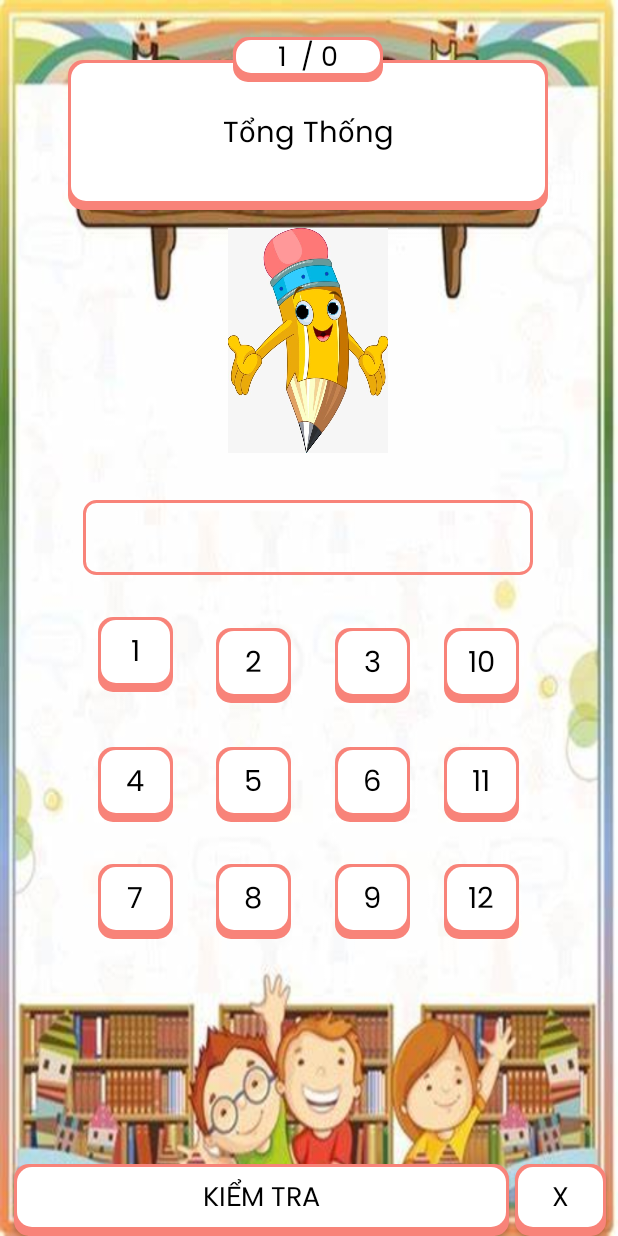
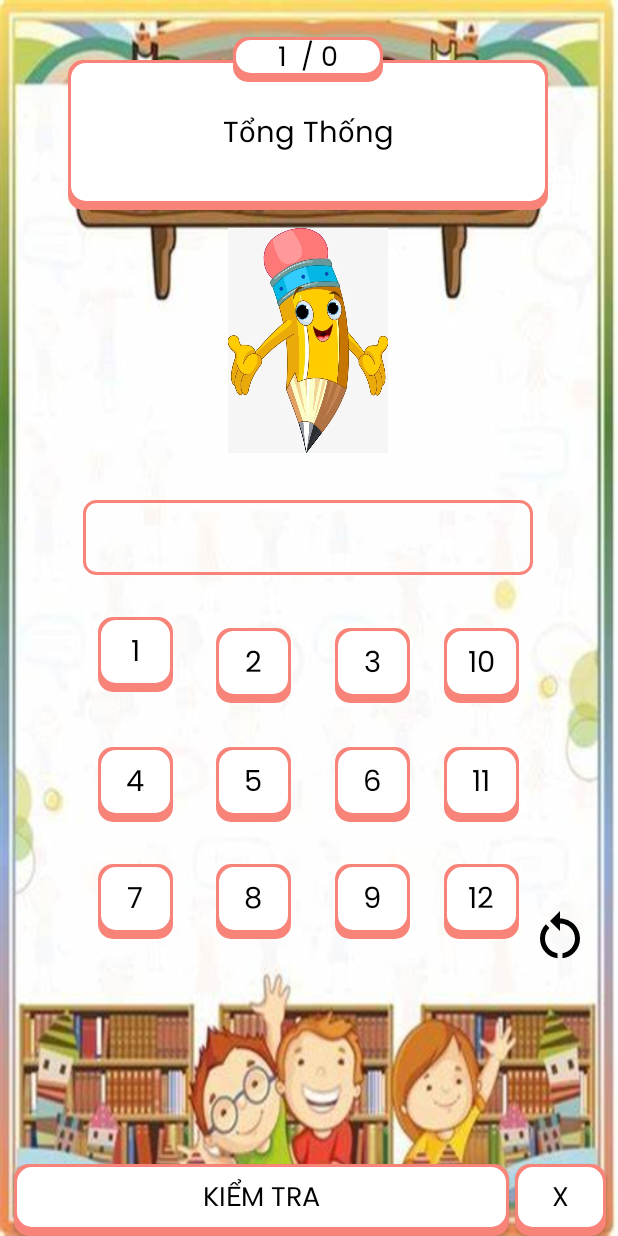
Before and after one commit to NguyenHuuPhuoc2002/EnglishForKids_MVP, an Android app: the VocabularyActivity screen opened directly, with no data from a screen before it, on a phone screen of 412 x 824 dp. Run offline under Robolectric (Android 15) with nearby library versions, the phone set to English and light mode, and no system bars; 5 statements that could not run were skipped.

Commit message:
updated 4/19_

```diff
--- a/app/src/main/java/com/example/learnenglish/activity/SkillActivity.kt
+++ b/app/src/main/java/com/example/learnenglish/activity/SkillActivity.kt
@@ -31,7 +31,7 @@ class SkillActivity : AppCompatActivity(){
                     val intent = Intent(this@SkillActivity, TopicActivity::class.java)
                     intent.putExtra("title", mListHome[pos].title)
                     startActivity(intent)
-                }else if(mListHome[pos].title == "Nghe"){
+                }else if(mListHome[pos].title == "Từ Vựng"){
                     val intent = Intent(this@SkillActivity, TopicActivity::class.java)
                     intent.putExtra("title", mListHome[pos].title)
                     startActivity(intent)
@@ -47,7 +47,7 @@ class SkillActivity : AppCompatActivity(){
     private fun addDataHome(){
         mListHome = arrayListOf()
         mListHome.add(SkillModel(R.drawable.img_tracnghiem, "Trắc Nghiệm"))
-        mListHome.add(SkillModel(R.drawable.img_tracnghiem, "Nghe"))
+        mListHome.add(SkillModel(R.drawable.img_tracnghiem, "Từ Vựng"))
         mListHome.add(SkillModel(R.drawable.img_tracnghiem, "Điền Khuyết"))
         mListHome.add(SkillModel(R.drawable.img_tracnghiem, "Sắp Xếp Câu"))
     }
--- a/app/src/main/java/com/example/learnenglish/activity/VocabularyActivity.kt
+++ b/app/src/main/java/com/example/learnenglish/activity/VocabularyActivity.kt
@@ -1,7 +1,6 @@
 package com.example.learnenglish.activity
 
 import android.annotation.SuppressLint
-import android.content.DialogInterface
 import android.content.Intent
 import androidx.appcompat.app.AppCompatActivity
 import android.os.Bundle
@@ -16,6 +15,7 @@ import android.widget.TextView
 import android.widget.Toast
 import androidx.appcompat.app.AlertDialog
 import com.bumptech.glide.Glide
+import com.bumptech.glide.request.RequestOptions
 import com.example.learnenglish.R
 import com.example.learnenglish.contract.VocabularyContract
 import com.example.learnenglish.model.VocabularyAnsModel
@@ -41,6 +41,7 @@ class VocabularyActivity : AppCompatActivity(), View.OnClickListener, Vocabulary
     private lateinit var tvCharacter12: TextView
     private lateinit var tvNumQuestion: TextView
     private lateinit var btnQuit: Button
+    private lateinit var btnRestart: ImageView
     lateinit var tvNumQuesCurent: TextView
     private lateinit var imgOb: ImageView
     private lateinit var tvQuestion: TextView
@@ -49,10 +50,13 @@ class VocabularyActivity : AppCompatActivity(), View.OnClickListener, Vocabulary
     private lateinit var mListQues: ArrayList<VocabularyQuesModel>
     private lateinit var mListAns: ArrayList<VocabularyAnsModel>
     var id: String? = null
+    private var createPos: Int = 0
     private var currentPos: Int = 0
     private lateinit var presenter: VocabularyContract.Presenter
     private lateinit var shakeAnimation: Animation
-
+    private lateinit var zoomAnimation: Animation
+    private lateinit var zoomImgAnimation: Animation
+    private lateinit var dialog:AlertDialog
     private var str: String = ""
     @SuppressLint("MissingInflatedId", "SetTextI18n")
     override fun onCreate(savedInstanceState: Bundle?) {
@@ -64,24 +68,27 @@ class VocabularyActivity : AppCompatActivity(), View.OnClickListener, Vocabulary
         setOnClickListener()
         getData()
         btnCheck()
-        setData(currentPos)
+        setData(createPos)
         btnQuit()
+        btnRestart()
         tvNumQuestion.text = " / " + mListQues.size.toString() + " "
     }
+    @SuppressLint("MissingInflatedId")
     private fun btnQuit() {
         btnQuit.setOnClickListener {
-            val alertDialogBuider = AlertDialog.Builder(this)
-            alertDialogBuider.setMessage("Bạn có chắc chắn muốn dừng bài học không?")
-
-            alertDialogBuider.setPositiveButton("Có"){ dialog: DialogInterface, _: Int ->
-                startActivity(Intent(this@VocabularyActivity, SkillActivity::class.java))
-            }
-            alertDialogBuider.setNegativeButton("Không") { dialog: DialogInterface, _: Int ->
+            val buid = AlertDialog.Builder(this,R.style.Themecustom)
+            val view = layoutInflater.inflate(R.layout.customdialog_layout, null)
+            buid.setView(view)
+            buid.setCancelable(false)
+            dialog = buid.create()
+            dialog.setCancelable(false)
+            dialog.show()
+            view.findViewById<Button>(R.id.btn_no).setOnClickListener {
                 dialog.dismiss()
             }
-            alertDialogBuider.setCancelable(false)
-            val alertDialog = alertDialogBuider.create()
-            alertDialog.show()
+            view.findViewById<Button>(R.id.btn_yes).setOnClickListener {
+                finish()
+            }
         }
     }
     private fun btnCheck() {
@@ -89,8 +96,13 @@ class VocabularyActivity : AppCompatActivity(), View.OnClickListener, Vocabulary
             if (tvShow.text.isEmpty()) {
                 tvShow.startAnimation(shakeAnimation)
             } else {
-                presenter.checkAnswer(tvShow, mListQues, mListAns, currentPos++)
+                presenter.checkAnswer(tvShow, mListQues, mListAns, createPos++)
             }
+        }
+    }
+    private fun btnRestart() {
+        btnRestart.setOnClickListener {
+            setData(currentPos)
         }
     }
     private fun setData(pos: Int){
@@ -98,7 +110,9 @@ class VocabularyActivity : AppCompatActivity(), View.OnClickListener, Vocabulary
         tvQuestion.text = mListQues[pos].mean
         Glide.with(this)
             .load(mListQues[pos].img)
+            .apply(RequestOptions().placeholder(android.R.drawable.ic_menu_gallery))
             .into(imgOb)
+        imgOb.startAnimation(zoomImgAnimation)
         for (i in charArray.indices) {
             when (i) {
                 0 -> tvCharacter1.text = charArray[i].toString()
@@ -133,6 +147,8 @@ class VocabularyActivity : AppCompatActivity(), View.OnClickListener, Vocabulary
     }
     private fun init(){
         shakeAnimation = AnimationUtils.loadAnimation(this, R.anim.shake)
+        zoomAnimation = AnimationUtils.loadAnimation(this, R.anim.zoom)
+        zoomImgAnimation = AnimationUtils.loadAnimation(this, R.anim.zoom_img)
         mListQues = arrayListOf()
         mListAns = arrayListOf()
 
@@ -155,6 +171,7 @@ class VocabularyActivity : AppCompatActivity(), View.OnClickListener, Vocabulary
         tvNumQuestion = findViewById(R.id.tv_numQuestion)
         tvNumQuesCurent = findViewById(R.id.tv_numQuestionCurrent)
         btnQuit = findViewById(R.id.btn_quit)
+        btnRestart = findViewById(R.id.img_restart)
     }
     private fun getData(){
         val vocaRepository = DBHelperRepository(this)
@@ -178,12 +195,8 @@ class VocabularyActivity : AppCompatActivity(), View.OnClickListener, Vocabulary
         tvCharacter12.setOnClickListener(this)
     }
 
-    override fun showNextQuestion(
-        listQuestion: ArrayList<VocabularyQuesModel>,
-        listAnswer: ArrayList<VocabularyAnsModel>,
-        newCurrentPos: Int
-    ) {
-
+    override fun showNextQuestion(listQuestion: ArrayList<VocabularyQuesModel>, listAnswer: ArrayList<VocabularyAnsModel>, newCurrentPos: Int) {
+        currentPos = newCurrentPos
         val charArray = listQuestion[newCurrentPos].vocaChar.toCharArray()
         tvQuestion.text = listQuestion[newCurrentPos].mean
         Glide.with(this)
@@ -210,10 +223,10 @@ class VocabularyActivity : AppCompatActivity(), View.OnClickListener, Vocabulary
     }
     override fun showVocabularyQuestion(mListQuestion: ArrayList<VocabularyQuesModel>) {
         mListQues = mListQuestion
-        val charArray = mListQuestion[currentPos].vocaChar.toCharArray()
-        tvQuestion.text = mListQuestion[currentPos].mean
+        val charArray = mListQuestion[createPos].vocaChar.toCharArray()
+        tvQuestion.text = mListQuestion[createPos].mean
         Glide.with(this)
-            .load(mListQuestion[currentPos].img)
+            .load(mListQuestion[createPos].img)
             .into(imgOb)
         for (i in charArray.indices) {
             when (i) {
@@ -253,6 +266,7 @@ class VocabularyActivity : AppCompatActivity(), View.OnClickListener, Vocabulary
         if(isCorrect){
             handler.postDelayed({
                 textview.setBackgroundResource(R.drawable.bg_green_corner_30)
+                textview.startAnimation(zoomAnimation)
             }, 200)
         }else {
             handler.postDelayed({
--- /dev/null
+++ b/app/src/main/res/anim/zoom.xml
@@ -0,0 +1,15 @@
+<?xml version="1.0" encoding="utf-8"?>
+<set xmlns:android="http://schemas.android.com/apk/res/android"
+    android:interpolator="@android:interpolator/accelerate_decelerate">
+
+    <!-- Animation zoom to ra -->
+    <scale
+        android:fromXScale="1.0"
+        android:fromYScale="1.0"
+        android:toXScale="0.8"
+        android:toYScale="0.8"
+        android:pivotX="50%"
+        android:pivotY="50%"
+        android:duration="500" />
+
+</set>
--- /dev/null
+++ b/app/src/main/res/anim/zoom_img.xml
@@ -0,0 +1,15 @@
+<?xml version="1.0" encoding="utf-8"?>
+<set xmlns:android="http://schemas.android.com/apk/res/android"
+    android:interpolator="@android:interpolator/accelerate_decelerate">
+
+
+    <scale
+        android:fromXScale="0.0"
+        android:fromYScale="0.0"
+        android:toXScale="1.0"
+        android:toYScale="1.0"
+        android:pivotX="50%"
+        android:pivotY="50%"
+        android:duration="500" />
+
+</set>
--- /dev/null
+++ b/app/src/main/res/drawable/ic_restart.xml
@@ -0,0 +1,6 @@
+<vector android:height="24dp" android:tint="#000000"
+    android:viewportHeight="24" android:viewportWidth="24"
+    android:width="24dp" xmlns:android="http://schemas.android.com/apk/res/android">
+    <path android:fillColor="@android:color/white" android:pathData="M12,5V2L8,6l4,4V7c3.31,0 6,2.69 6,6c0,2.97 -2.17,5.43 -5,5.91v2.02c3.95,-0.49 7,-3.85 7,-7.93C20,8.58 16.42,5 12,5z"/>
+    <path android:fillColor="@android:color/white" android:pathData="M6,13c0,-1.65 0.67,-3.15 1.76,-4.24L6.34,7.34C4.9,8.79 4,10.79 4,13c0,4.08 3.05,7.44 7,7.93v-2.02C8.17,18.43 6,15.97 6,13z"/>
+</vector>
--- a/app/src/main/res/layout/activity_vocabulary.xml
+++ b/app/src/main/res/layout/activity_vocabulary.xml
@@ -8,6 +8,19 @@
     android:background="@drawable/img"
     tools:context=".activity.VocabularyActivity">
 
+    <ImageView
+        android:id="@+id/img_restart"
+        android:layout_width="40dp"
+        android:layout_height="40dp"
+        android:src="@drawable/ic_restart"
+        app:layout_constraintBottom_toBottomOf="parent"
+        app:layout_constraintEnd_toEndOf="parent"
+        app:layout_constraintStart_toEndOf="parent"
+        app:layout_constraintStart_toStartOf="parent"
+        app:layout_constraintTop_toTopOf="parent"
+        app:layout_constraintVertical_bias="0.77"
+        app:layout_constraintHorizontal_bias="0.95"
+        tools:ignore="MissingConstraints" />
     <TextView
         android:id="@+id/tv_Question"
         android:layout_width="320dp"
@@ -302,12 +315,15 @@
         tools:ignore="MissingConstraints" />
 
     <RelativeLayout
+        android:id="@+id/relativeLayout2"
         android:layout_width="match_parent"
         android:layout_height="wrap_content"
         app:layout_constraintBottom_toBottomOf="parent"
         app:layout_constraintEnd_toEndOf="parent"
+        app:layout_constraintHorizontal_bias="0.0"
         app:layout_constraintStart_toStartOf="parent"
         app:layout_constraintTop_toTopOf="parent"
+        app:layout_constraintVertical_bias="1.0"
         tools:ignore="MissingConstraints">
 
         <androidx.appcompat.widget.AppCompatButton
```
Also changed, not shown: app/src/main/java/com/example/learnenglish/activity/QuizzesActivity.kt (+30 -16 lines), app/src/main/java/com/example/learnenglish/presenter/VocabularyPresenter.kt (+4 -3 lines), app/src/main/res/layout/customdialog_layout.xml (added, +71 -0 lines), app/src/main/assets/ENGLISHDB.db, app/src/main/res/drawable/img_dialog.png (added).
